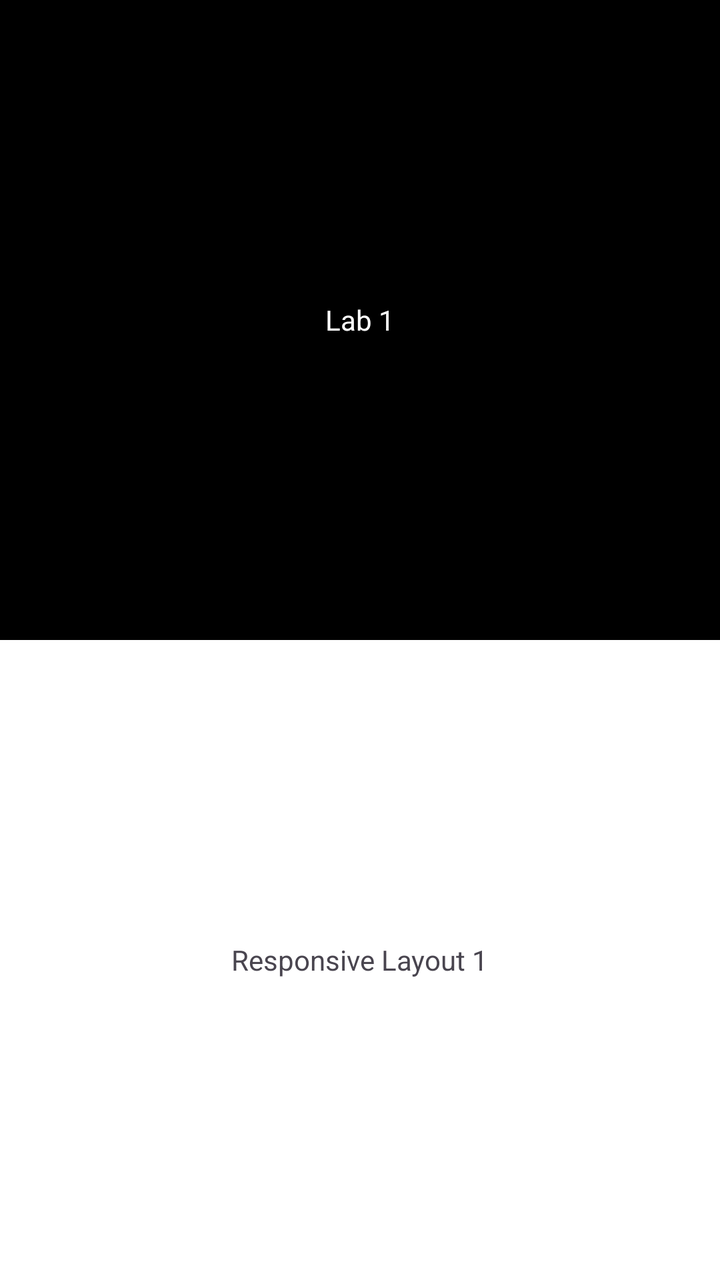
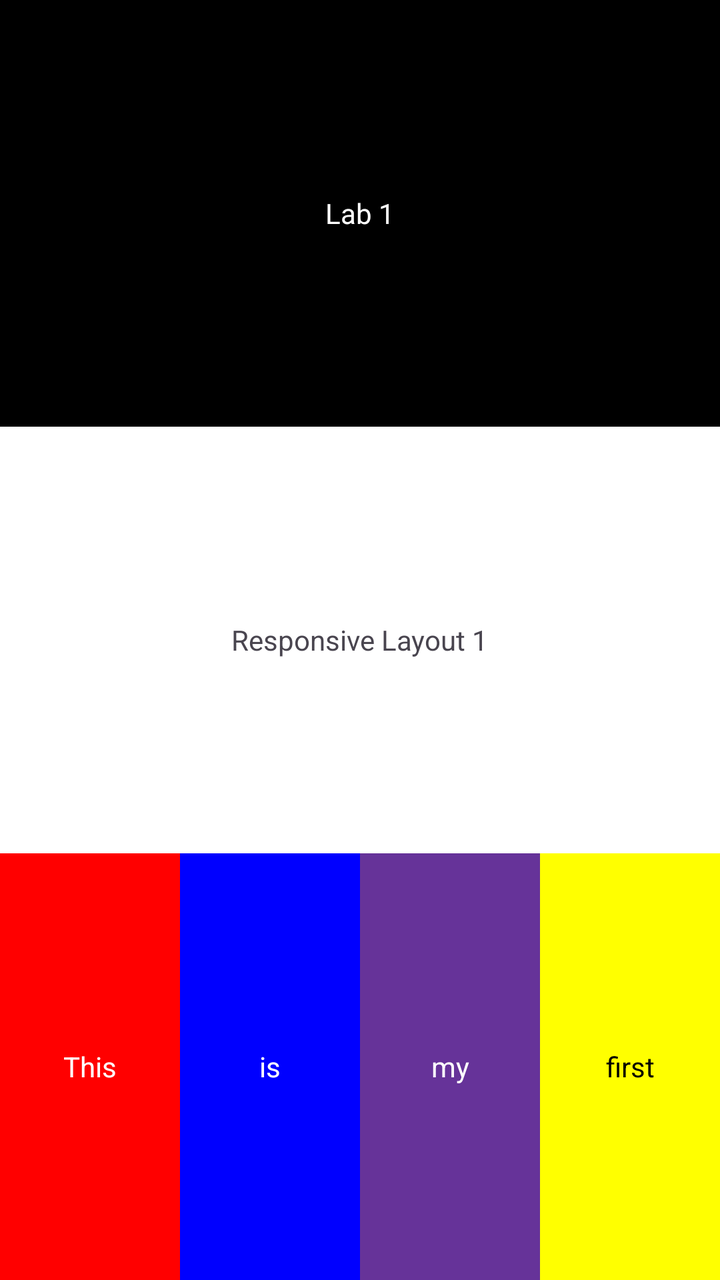

Compare the two renders of this Android layout. The source of the first and the diff that turns it into the second are given below.
<!-- AndroidManifest.xml: application theme Theme.P1_LinearLayout -->
<!-- res/layout/activity_main.xml -->
<?xml version="1.0" encoding="utf-8"?>
<LinearLayout xmlns:android="http://schemas.android.com/apk/res/android"
    android:id="@+id/main"
    android:layout_width="match_parent"
    android:layout_height="match_parent"
    android:orientation="vertical">

    <LinearLayout
        android:layout_width="match_parent"
        android:layout_height="0dp"
        android:layout_weight="1"
        android:background="#000000"
        android:gravity="center">
        <TextView
            android:layout_width="wrap_content"
            android:layout_height="wrap_content"
            android:text="Lab 1"
            android:textColor="#FFFFFF"/>
    </LinearLayout>

    <LinearLayout
        android:layout_width="match_parent"
        android:layout_height="0dp"
        android:layout_weight="1"
        android:background="#FFFFFF"
        android:gravity="center">
        <TextView
            android:layout_width="wrap_content"
            android:layout_height="wrap_content"
            android:text="Responsive Layout 1"/>
    </LinearLayout>

</LinearLayout>
<!-- resources referenced by this layout -->
<resources>
  <style name="Theme.P1_LinearLayout" parent="Base.Theme.P1_LinearLayout" />
  <style name="Base.Theme.P1_LinearLayout" parent="Theme.Material3.DayNight.NoActionBar">
          
          
      </style>
</resources>

<!-- the commit's change to res/layout/activity_main.xml (unified diff, before → after) -->
@@ -30,4 +30,45 @@
             android:text="Responsive Layout 1"/>
     </LinearLayout>
 
+    <LinearLayout
+        android:layout_width="match_parent"
+        android:layout_height="0dp"
+        android:layout_weight="1"
+        android:background="#FFFFFF"
+        android:orientation="horizontal">
+
+        <TextView
+            android:layout_width="0dp"
+            android:layout_height="match_parent"
+            android:layout_weight="1"
+            android:background="#ff0000"
+            android:text="This"
+            android:gravity="center"
+            android:textColor="#ffffff"/>
+        <TextView
+            android:layout_width="0dp"
+            android:layout_height="match_parent"
+            android:layout_weight="1"
+            android:background="#0000ff"
+            android:text="is"
+            android:gravity="center"
+            android:textColor="#ffffff"/>
+        <TextView
+            android:layout_width="0dp"
+            android:layout_height="match_parent"
+            android:layout_weight="1"
+            android:background="#663399"
+            android:text="my"
+            android:gravity="center"
+            android:textColor="#ffffff"/>
+        <TextView
+            android:layout_width="0dp"
+            android:layout_height="match_parent"
+            android:layout_weight="1"
+            android:background="#ffff00"
+            android:text="first"
+            android:gravity="center"
+            android:textColor="#000000"/>
+    </LinearLayout>
+
 </LinearLayout>
